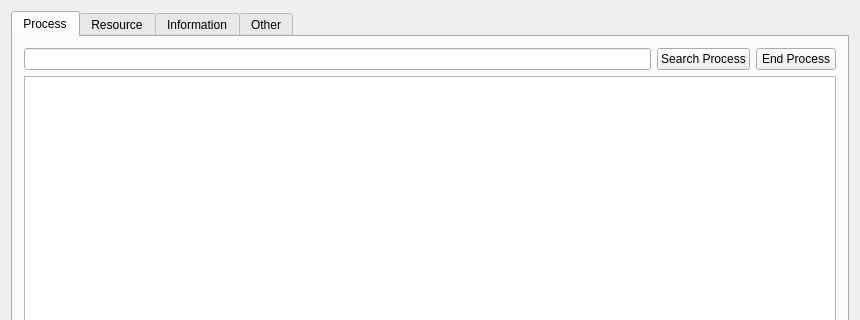
Qt form SystemMonitor/MainWindow.ui (Atlas-Shen/OperatingSystemProjects) before a commit; both pictures show x 0 to 860 and y 0 to 320 of the 860 by 660 pixel window.
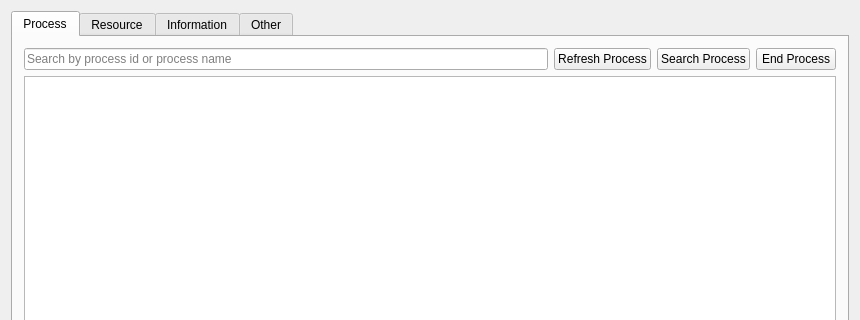
The same form after that commit.

Patch:
```diff
--- a/SystemMonitor/MainWindow.ui
+++ b/SystemMonitor/MainWindow.ui
@@ -40,7 +40,18 @@
         <item>
          <layout class="QHBoxLayout" name="horizontalLayout1_1">
           <item>
-           <widget class="QLineEdit" name="lineEdit"/>
+           <widget class="QLineEdit" name="lineEdit">
+            <property name="placeholderText">
+             <string>Search by process id or process name</string>
+            </property>
+           </widget>
+          </item>
+          <item>
+           <widget class="QPushButton" name="refreshButton">
+            <property name="text">
+             <string>Refresh Process</string>
+            </property>
+           </widget>
           </item>
           <item>
            <widget class="QPushButton" name="searchButton">
```
